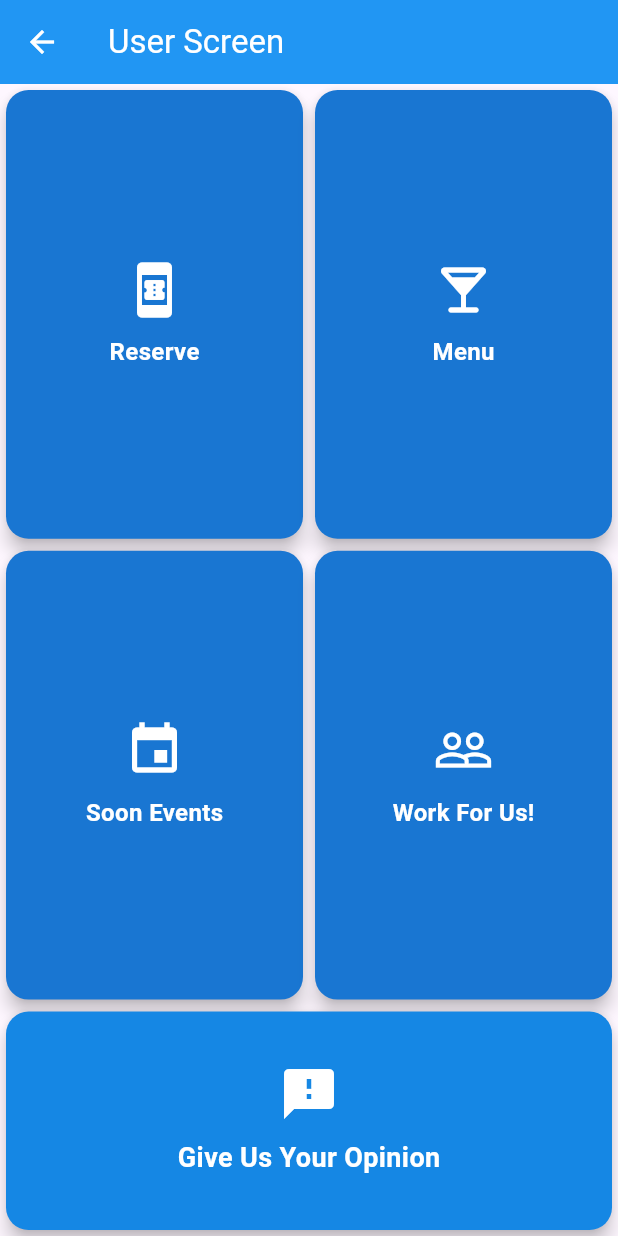
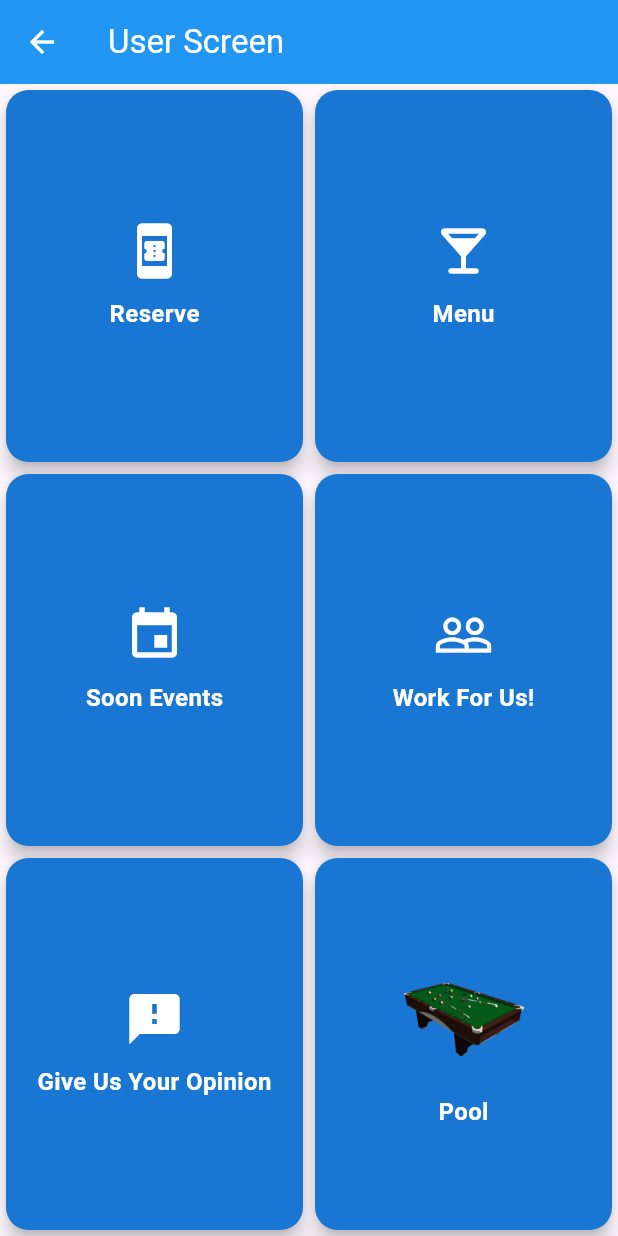
Before and after one commit to IvanCruzado1DAM/ProyectoIntegrado, a Flutter app: the UserScreen screen opened directly with empty values, on a phone screen of 412 x 824 dp. Run offline on Flutter 3.47's test engine with Material 3 defaults, Android fonts, the phone set to English and light mode, and no system bars; our stand-ins replace carousel_slider, file_picker, shared_preferences; accounts and stored records are empty.

Commit message:
update user_screen

```diff
--- a/lib/presentation/screens/user_screen.dart
+++ b/lib/presentation/screens/user_screen.dart
@@ -64,7 +64,7 @@ class _UserScreenState extends State<UserScreen> {
               username: widget.username),
         ),
       );
-    } else {
+    } else if (index == 4) {
       Navigator.push(
         context,
         MaterialPageRoute(
@@ -74,6 +74,9 @@ class _UserScreenState extends State<UserScreen> {
               username: widget.username),
         ),
       );
+    } else if (index == 5) {
+      // Aquí puedes añadir la funcionalidad para la pantalla de Pool.
+      print("Pool screen tapped");
     }
   }
 
@@ -116,40 +119,16 @@ class _UserScreenState extends State<UserScreen> {
             ),
           ),
           Expanded(
-            flex: 1,
+            flex: 2,
             child: Row(
               children: [
                 Expanded(
-                  child: GestureDetector(
-                    onTap: () => _onCardTapped(4),
-                    child: Card(
-                      elevation: 5,
-                      shape: RoundedRectangleBorder(
-                        borderRadius: BorderRadius.circular(15),
-                      ),
-                      color: Color.fromARGB(255, 21, 135, 228),
-                      child: Column(
-                        mainAxisAlignment: MainAxisAlignment.center,
-                        children: [
-                          Icon(
-                            Icons.feedback, // Icono para opiniones
-                            size: 40,
-                            color: Colors.white,
-                          ),
-                          const SizedBox(
-                              height: 10), // Espacio entre el icono y el texto
-                          Text(
-                            'Give Us Your Opinion',
-                            style: const TextStyle(
-                              color: Colors.white,
-                              fontSize: 18,
-                              fontWeight: FontWeight.bold,
-                            ),
-                          ),
-                        ],
-                      ),
-                    ),
-                  ),
+                  child: _buildNavigationCard(
+                      Icons.feedback, 'Give Us Your Opinion', 4),
+                ),
+                Expanded(
+                  child: _buildNavigationCardWithImage(
+                      'assets/images/billar.png', 'Pool', 5), // Imagen del juego de billar
                 ),
               ],
             ),
@@ -188,4 +167,35 @@ class _UserScreenState extends State<UserScreen> {
       ),
     );
   }
+  Widget _buildNavigationCardWithImage(String imagePath, String label, int index) {
+    return GestureDetector(
+      onTap: () => _onCardTapped(index),
+      child: Card(
+        elevation: 5,
+        shape: RoundedRectangleBorder(borderRadius: BorderRadius.circular(15)),
+        color: Colors.blue.shade700,
+        child: Column(
+          mainAxisAlignment: MainAxisAlignment.center,
+          children: [
+            Image.asset(
+              imagePath,
+              height: 80,
+              width: 80,
+              fit: BoxFit.contain,
+            ),
+            const SizedBox(height: 10),
+            Text(
+              label,
+              style: const TextStyle(
+                color: Colors.white,
+                fontSize: 16,
+                fontWeight: FontWeight.bold,
+              ),
+            ),
+          ],
+        ),
+      ),
+    );
+  }
+
 }
--- a/pubspec.yaml
+++ b/pubspec.yaml
@@ -63,6 +63,7 @@ flutter:
     - assets/images/file.png
     - assets/images/card.png
     - assets/images/cash.png
+    - assets/images/billar.png
 
   # The following line ensures that the Material Icons font is
   # included with your application, so that you can use the icons in
```
Also changed, not shown: assets/images/billar.png (added), 11 other files.
